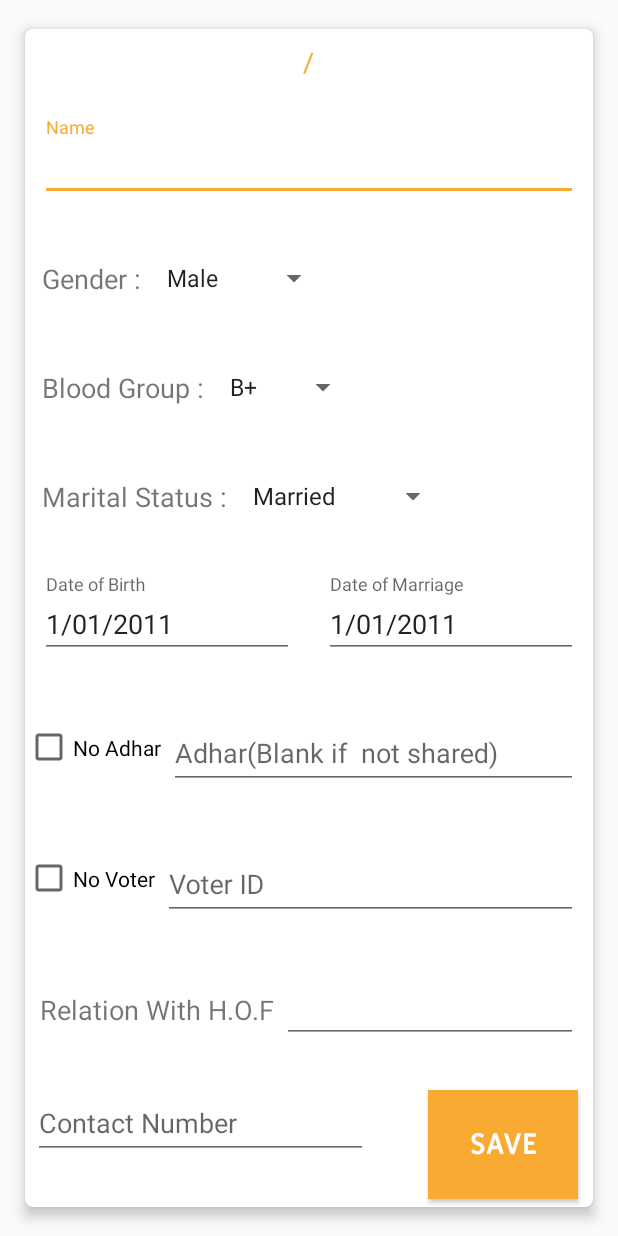
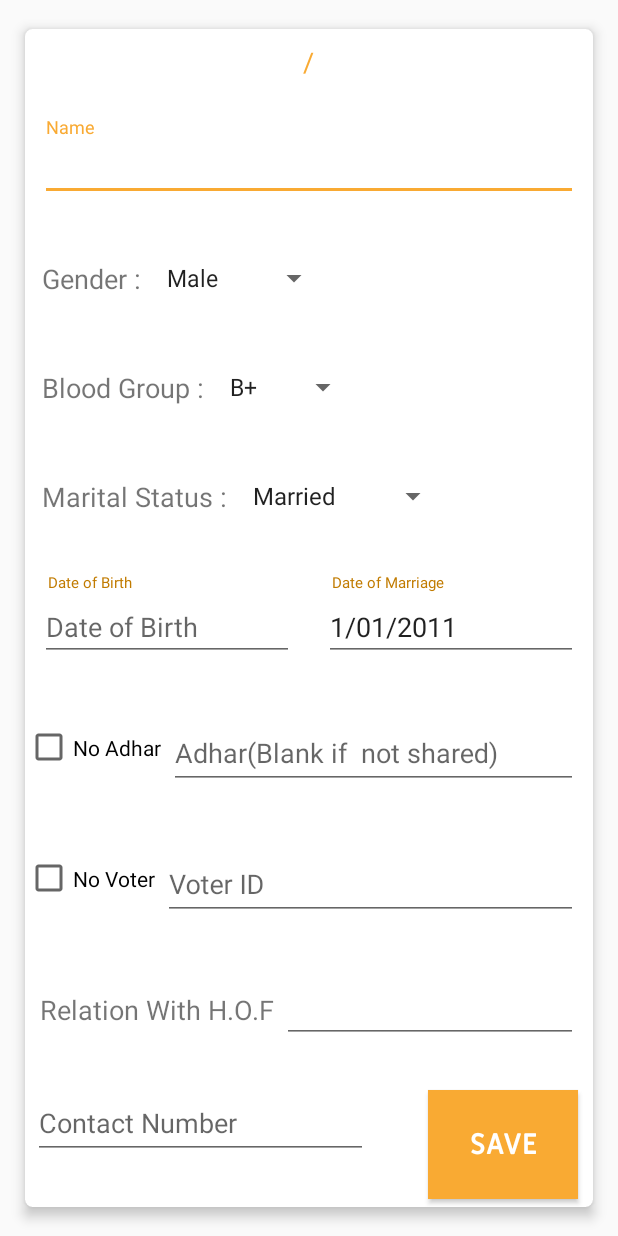
Before and after one commit to rk472/MoWardSurvey, an Android app: the layout survey_row.xml on its own in the app's theme, with its tools: preview values and no code run, on a phone screen of 412 x 824 dp. Run offline under Robolectric (Android 15) with nearby library versions, the phone set to English and light mode, and no system bars.

Commit message:
Survey Validation finised

```diff
--- a/app/src/main/res/layout/survey_row.xml
+++ b/app/src/main/res/layout/survey_row.xml
@@ -27,6 +27,7 @@
                 android:layout_width="wrap_content"
                 android:layout_height="wrap_content"
                 android:text="  /  "
+                android:id="@+id/position_text"
                 android:textColor="@color/colorAccent"
                 android:textSize="18sp"/>
             <TextView
@@ -46,12 +47,13 @@
                 android:layout_marginLeft="10sp"
                 android:layout_marginRight="10sp"
                 android:layout_height="wrap_content">
+
                 <EditText
+                    android:id="@+id/survey_name"
                     android:layout_width="match_parent"
+                    android:layout_height="wrap_content"
                     android:hint="Name"
-                    android:inputType="text"
-                    android:id="@+id/survey_name"
-                    android:layout_height="wrap_content" />
+                    android:inputType="text" />
             </android.support.design.widget.TextInputLayout>
         </LinearLayout>
         <LinearLayout
@@ -123,32 +125,50 @@
             android:gravity="center"
             android:weightSum="2"
             android:layout_weight="2">
-            <android.support.design.widget.TextInputLayout
+            <LinearLayout
                 android:layout_width="0dp"
                 android:layout_weight="1"
+                android:orientation="vertical"
                 android:layout_marginLeft="10sp"
                 android:layout_marginRight="10sp"
                 android:layout_height="wrap_content">
+                <TextView
+                    android:layout_width="wrap_content"
+                    android:layout_height="wrap_content"
+                    android:textSize="10sp"
+                    android:textColor="@color/colorAccentDark"
+                    android:layout_marginLeft="5sp"
+                    android:text="Date of Birth"/>
                 <EditText
                     android:layout_width="match_parent"
                     android:hint="Date of Birth"
-                    android:text="1/01/2011"
+                    android:text=""
                     android:id="@+id/survey_dob"
+                    android:clickable="true"
                     android:layout_height="wrap_content" />
-            </android.support.design.widget.TextInputLayout>
-            <android.support.design.widget.TextInputLayout
+            </LinearLayout>
+            <LinearLayout
                 android:layout_width="0dp"
                 android:layout_weight="1"
+                android:orientation="vertical"
                 android:layout_marginLeft="10sp"
                 android:layout_marginRight="10sp"
                 android:layout_height="wrap_content">
+                <TextView
+                    android:layout_width="wrap_content"
+                    android:layout_height="wrap_content"
+                    android:textSize="10sp"
+                    android:textColor="@color/colorAccentDark"
+                    android:layout_marginLeft="5sp"
+                    android:text="Date of Marriage"/>
                 <EditText
                     android:layout_width="match_parent"
                     android:hint="Date of Marriage"
                     android:text="1/01/2011"
                     android:id="@+id/survey_dom"
+                    android:clickable="true"
                     android:layout_height="wrap_content" />
-            </android.support.design.widget.TextInputLayout>
+            </LinearLayout>
         </LinearLayout>
 
         <LinearLayout
```
Also changed, not shown: app/src/main/java/studio/smartters/mowardsurvey/SurveyItemActivity.java (+20 -2 lines), app/src/main/java/studio/smartters/mowardsurvey/ViewHolder/ServeyViewHolder.java (added, +111 -0 lines), app/src/main/java/studio/smartters/mowardsurvey/adapter/SurveyAdapter.java (added, +36 -0 lines).
